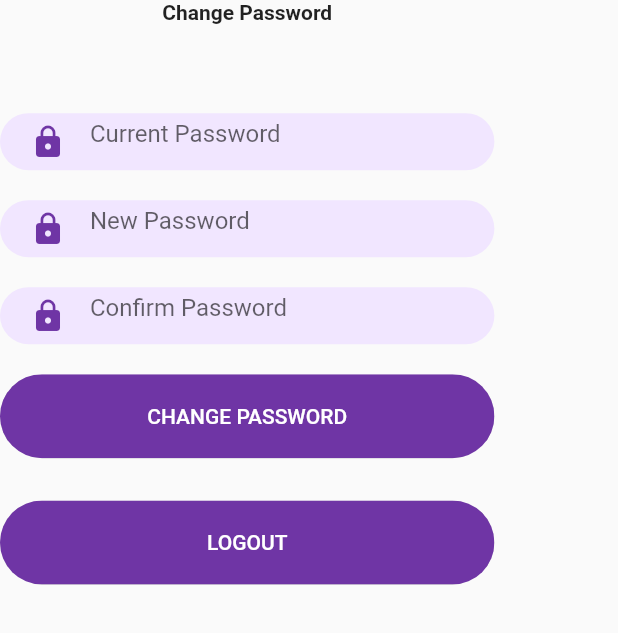
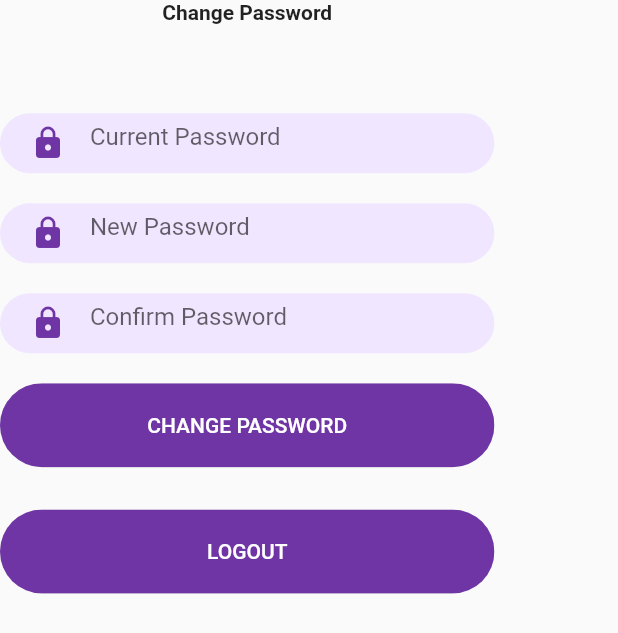
Before and after one commit to mayur-holo/generic-flutter-library, a Flutter app: the Body screen opened directly, on a phone screen of 412 x 824 dp. Shown: the top 633 px of the screen. Run offline on Flutter 3.47's test engine with Material 2 defaults, Android fonts, the phone set to English and light mode, and no system bars; our stand-ins replace package_info, shared_preferences; accounts and stored records are empty.

Commit message:
field height inc

```diff
--- a/holo_flutter_library/lib/src/app/widgets/core/my-calendar.widget.dart
+++ b/holo_flutter_library/lib/src/app/widgets/core/my-calendar.widget.dart
@@ -104,7 +104,7 @@ class _MyCalendarState extends State<MyCalendar> {
                 )
               : const SizedBox(),
           SizedBox(
-            height: 28.0,
+            height: 30.0,
             child: TextFormField(
               readOnly: !widget.editable!,
               onTap: () {
--- a/holo_flutter_library/lib/src/app/widgets/core/my-text-field.widget.dart
+++ b/holo_flutter_library/lib/src/app/widgets/core/my-text-field.widget.dart
@@ -187,7 +187,7 @@ class _MyTextFieldState extends State<MyTextField> {
             height:
                 widget.errorText.isNotEmpty || _textFieldErrorText.isNotEmpty
                     ? 40.0
-                    : 28.0,
+                    : 30.0,
             child: TextField(
               obscureText: widget.textFieldType == MyTextFieldType.Password
                   ? true
```
